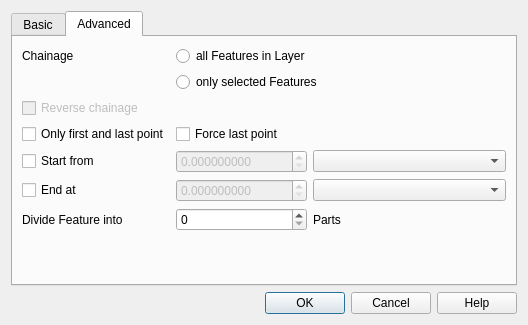
The window that ui_qchainage.ui (mach0/qchainage) describes before a commit, drawn with Qt 5.
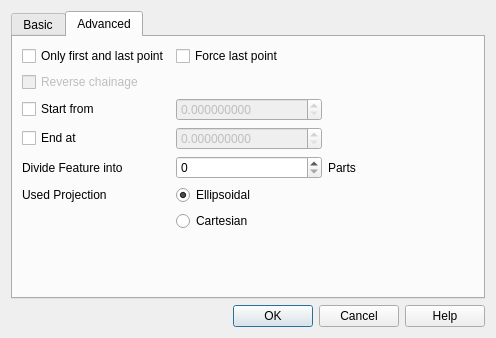
The same window after the commit. The open tabs and pages were chosen to show the change.

Commit message: first step of cartesian elipsoid try

What changed in the file:
```diff
--- a/ui_qchainage.ui
+++ b/ui_qchainage.ui
@@ -9,8 +9,8 @@
    <rect>
     <x>0</x>
     <y>0</y>
-    <width>528</width>
-    <height>325</height>
+    <width>496</width>
+    <height>338</height>
    </rect>
   </property>
   <property name="minimumSize">
@@ -22,8 +22,18 @@
   <property name="windowTitle">
    <string>QChainage</string>
   </property>
-  <layout class="QVBoxLayout" name="verticalLayout">
-   <item>
+  <layout class="QGridLayout" name="gridLayout_2">
+   <item row="2" column="0">
+    <widget class="QDialogButtonBox" name="buttonBox">
+     <property name="orientation">
+      <enum>Qt::Horizontal</enum>
+     </property>
+     <property name="standardButtons">
+      <set>QDialogButtonBox::Cancel|QDialogButtonBox::Help|QDialogButtonBox::Ok</set>
+     </property>
+    </widget>
+   </item>
+   <item row="1" column="0">
     <widget class="QTabWidget" name="tabWidget">
      <property name="currentIndex">
       <number>0</number>
@@ -32,14 +42,11 @@
       <attribute name="title">
        <string>Basic</string>
       </attribute>
-      <layout class="QGridLayout" name="gridLayout_2">
-       <item row="1" column="0" colspan="5">
-        <widget class="QComboBox" name="selectLayerComboBox">
-         <property name="sizePolicy">
-          <sizepolicy hsizetype="MinimumExpanding" vsizetype="Fixed">
-           <horstretch>0</horstretch>
-           <verstretch>0</verstretch>
-          </sizepolicy>
+      <layout class="QGridLayout" name="gridLayout_3">
+       <item row="0" column="0" colspan="2">
+        <widget class="QLabel" name="labelSelectLayer">
+         <property name="text">
+          <string>Select Layer to chainage:</string>
          </property>
         </widget>
        </item>
@@ -62,14 +69,43 @@
          </property>
         </widget>
        </item>
-       <item row="6" column="0" colspan="2">
-        <widget class="QLabel" name="labelLayerName">
+       <item row="3" column="0">
+        <widget class="QLabel" name="label">
          <property name="text">
-          <string>Output Layername</string>
+          <string>Chainage:</string>
          </property>
         </widget>
        </item>
-       <item row="2" column="0" colspan="2">
+       <item row="3" column="1" colspan="2">
+        <widget class="QRadioButton" name="selectAllRadioBtn">
+         <property name="enabled">
+          <bool>true</bool>
+         </property>
+         <property name="text">
+          <string>all Features in Layer</string>
+         </property>
+         <property name="checkable">
+          <bool>true</bool>
+         </property>
+        </widget>
+       </item>
+       <item row="4" column="1" colspan="2">
+        <widget class="QRadioButton" name="selectOnlyRadioBtn">
+         <property name="enabled">
+          <bool>true</bool>
+         </property>
+         <property name="text">
+          <string>only selected Features</string>
+         </property>
+         <property name="checkable">
+          <bool>true</bool>
+         </property>
+         <property name="checked">
+          <bool>false</bool>
+         </property>
+        </widget>
+       </item>
+       <item row="5" column="0">
         <widget class="QLabel" name="labelDistance">
          <property name="text">
           <string>Chainage every</string>
@@ -99,30 +135,7 @@
        <item row="2" column="3" colspan="2">
         <widget class="QComboBox" name="UnitsComboBox"/>
        </item>
-       <item row="3" column="0" colspan="2">
-        <widget class="QRadioButton" name="rBCartesian">
-         <property name="text">
-          <string>Cartesian</string>
-         </property>
-         <attribute name="buttonGroup">
-          <string notr="true">buttonGroup</string>
-         </attribute>
-        </widget>
-       </item>
-       <item row="3" column="2" colspan="3">
-        <widget class="QRadioButton" name="rBEllipsoidal">
-         <property name="text">
-          <string>Ellipsoidal</string>
-         </property>
-         <property name="checked">
-          <bool>true</bool>
-         </property>
-         <attribute name="buttonGroup">
-          <string notr="true">buttonGroup</string>
-         </attribute>
-        </widget>
-       </item>
-       <item row="5" column="2">
+       <item row="6" column="2">
         <spacer name="verticalSpacer">
          <property name="orientation">
           <enum>Qt::Vertical</enum>
@@ -142,97 +155,21 @@
        <string>Advanced</string>
       </attribute>
       <layout class="QGridLayout" name="gridLayout">
-       <item row="6" column="1">
-        <widget class="QLabel" name="label_2">
-         <property name="text">
-          <string>Divide Feature into</string>
-         </property>
-        </widget>
-       </item>
-       <item row="2" column="1" colspan="4">
-        <widget class="QCheckBox" name="checkBoxReverse">
-         <property name="enabled">
-          <bool>false</bool>
-         </property>
-         <property name="text">
-          <string>Reverse chainage</string>
-         </property>
-        </widget>
-       </item>
-       <item row="6" column="3">
+       <item row="7" column="3">
         <widget class="QLabel" name="label_3">
          <property name="text">
           <string>Parts</string>
          </property>
         </widget>
        </item>
-       <item row="0" column="1">
-        <widget class="QLabel" name="label">
-         <property name="text">
-          <string>Chainage</string>
-         </property>
-        </widget>
-       </item>
-       <item row="4" column="1">
-        <widget class="QCheckBox" name="checkBoxStartFrom">
-         <property name="text">
-          <string>Start from</string>
-         </property>
-        </widget>
-       </item>
-       <item row="6" column="2">
+       <item row="7" column="2">
         <widget class="QSpinBox" name="divideSpinBox">
          <property name="maximum">
           <number>999999999</number>
          </property>
         </widget>
        </item>
-       <item row="1" column="2" colspan="2">
-        <widget class="QRadioButton" name="selectOnlyRadioBtn">
-         <property name="enabled">
-          <bool>true</bool>
-         </property>
-         <property name="text">
-          <string>only selected Features</string>
-         </property>
-         <property name="checkable">
-          <bool>true</bool>
-         </property>
-         <property name="checked">
-          <bool>false</bool>
-         </property>
-        </widget>
-       </item>
-       <item row="4" column="3" colspan="3">
-        <widget class="QComboBox" name="UnitsComboStart"/>
-       </item>
-       <item row="0" column="2" colspan="2">
-        <widget class="QRadioButton" name="selectAllRadioBtn">
-         <property name="enabled">
-          <bool>true</bool>
-         </property>
-         <property name="text">
-          <string>all Features in Layer</string>
-         </property>
-         <property name="checkable">
-          <bool>true</bool>
-         </property>
-        </widget>
-       </item>
-       <item row="5" column="2">
-        <widget class="QDoubleSpinBox" name="endSpinBox">
-         <property name="enabled">
-          <bool>false</bool>
-         </property>
-         <property name="decimals">
-          <number>9</number>
-         </property>
-         <property name="maximum">
-          <double>999999999.999999046325684</double>
-         </property>
-        </widget>
-       </item>
-       <item row="7" column="2">
+       <item row="10" column="2">
         <spacer name="verticalSpacer_2">
          <property name="orientation">
           <enum>Qt::Vertical</enum>
@@ -245,29 +182,76 @@
          </property>
         </spacer>
        </item>
-       <item row="5" column="1">
+       <item row="8" column="2">
+        <widget class="QRadioButton" name="rBEllipsoidal">
+         <property name="text">
+          <string>Ellipsoidal</string>
+         </property>
+         <property name="checked">
+          <bool>true</bool>
+         </property>
+         <attribute name="buttonGroup">
+          <string notr="true">buttonGroup</string>
+         </attribute>
+        </widget>
+       </item>
+       <item row="5" column="2">
+        <widget class="QDoubleSpinBox" name="startSpinBox">
+         <property name="enabled">
+          <bool>false</bool>
+         </property>
+         <property name="decimals">
+          <number>9</number>
+         </property>
+         <property name="maximum">
+          <double>999999999.999999046325684</double>
+         </property>
+        </widget>
+       </item>
+       <item row="3" column="2">
+        <widget class="QCheckBox" name="forceLastCheckBox">
+         <property name="text">
+          <string>Force last point</string>
+         </property>
+        </widget>
+       </item>
+       <item row="8" column="1">
+        <widget class="QLabel" name="label_4">
+         <property name="text">
+          <string>Used Projection</string>
+         </property>
+        </widget>
+       </item>
+       <item row="4" column="1">
+        <widget class="QCheckBox" name="checkBoxReverse">
+         <property name="enabled">
+          <bool>false</bool>
+         </property>
+         <property name="text">
+          <string>Reverse chainage</string>
+         </property>
+        </widget>
+       </item>
+       <item row="6" column="2">
+        <widget class="QDoubleSpinBox" name="endSpinBox">
+         <property name="enabled">
+          <bool>false</bool>
+         </property>
+         <property name="decimals">
+          <number>9</number>
+         </property>
+         <property name="maximum">
+          <double>999999999.999999046325684</double>
+         </property>
+        </widget>
+       </item>
+       <item row="6" column="1">
         <widget class="QCheckBox" name="checkBoxEndAt">
          <property name="text">
           <string>End at</string>
          </property>
         </widget>
        </item>
-       <item row="4" column="2">
-        <widget class="QDoubleSpinBox" name="startSpinBox">
-         <property name="enabled">
-          <bool>false</bool>
-         </property>
-         <property name="decimals">
-          <number>9</number>
-         </property>
-         <property name="maximum">
-          <double>999999999.999999046325684</double>
-         </property>
-        </widget>
-       </item>
-       <item row="5" column="3" colspan="3">
-        <widget class="QComboBox" name="UnitsComboEnd"/>
-       </item>
        <item row="3" column="1">
         <widget class="QCheckBox" name="force_fl_CB">
          <property name="text">
@@ -275,27 +259,34 @@
          </property>
         </widget>
        </item>
-       <item row="3" column="2">
-        <widget class="QCheckBox" name="forceLastCheckBox">
+       <item row="7" column="1">
+        <widget class="QLabel" name="label_2">
          <property name="text">
-          <string>Force last point</string>
+          <string>Divide Feature into</string>
          </property>
         </widget>
        </item>
+       <item row="5" column="1">
+        <widget class="QCheckBox" name="checkBoxStartFrom">
+         <property name="text">
+          <string>Start from</string>
+         </property>
+        </widget>
+       </item>
+       <item row="9" column="2">
+        <widget class="QRadioButton" name="rBCartesian">
+         <property name="text">
+          <string>Cartesian</string>
+         </property>
+         <attribute name="buttonGroup">
+          <string notr="true">buttonGroup</string>
+         </attribute>
+        </widget>
+       </item>
       </layout>
      </widget>
     </widget>
    </item>
-   <item>
-    <widget class="QDialogButtonBox" name="buttonBox">
-     <property name="orientation">
-      <enum>Qt::Horizontal</enum>
-     </property>
-     <property name="standardButtons">
-      <set>QDialogButtonBox::Cancel|QDialogButtonBox::Help|QDialogButtonBox::Ok</set>
-     </property>
-    </widget>
-   </item>
   </layout>
  </widget>
  <resources/>
```
Left out of the diff: 64 changed lines with no effect on the pictures. The commit also changes 5 other files.
